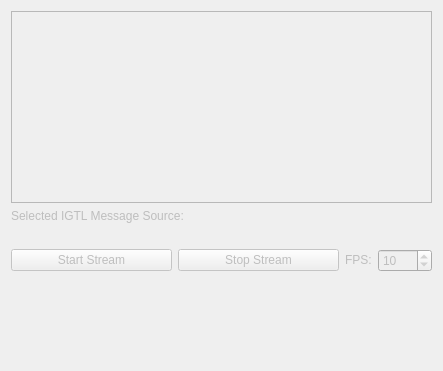
MITK/MITK, file Modules/OpenIGTLinkUI/Qmitk/QmitkIGTLStreamingManagementWidgetControls.ui: the form before one commit.
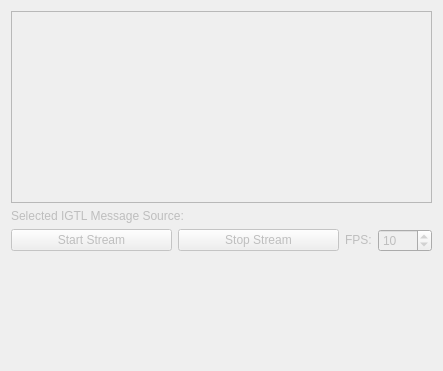
The form after the commit. Custom widgets are drawn as their Qt base class.

Commit message: display the correct selected image source.

Diff of the .ui file:
```diff
--- a/Modules/OpenIGTLinkUI/Qmitk/QmitkIGTLStreamingManagementWidgetControls.ui
+++ b/Modules/OpenIGTLinkUI/Qmitk/QmitkIGTLStreamingManagementWidgetControls.ui
@@ -22,7 +22,7 @@
     </widget>
    </item>
    <item>
-    <layout class="QVBoxLayout" name="verticalLayout_3">
+    <layout class="QHBoxLayout" name="horizontalLayout_2">
      <item>
       <widget class="QLabel" name="label">
        <property name="enabled">
@@ -36,7 +36,7 @@
        </property>
       </widget>
      </item>
-     <item alignment="Qt::AlignRight">
+     <item>
       <widget class="QLabel" name="selectedSourceLabel">
        <property name="enabled">
         <bool>false</bool>
```
The commit also changes 2 other files.
